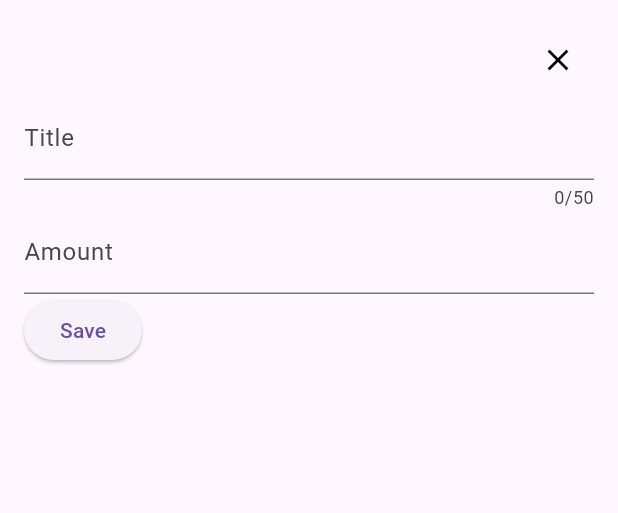
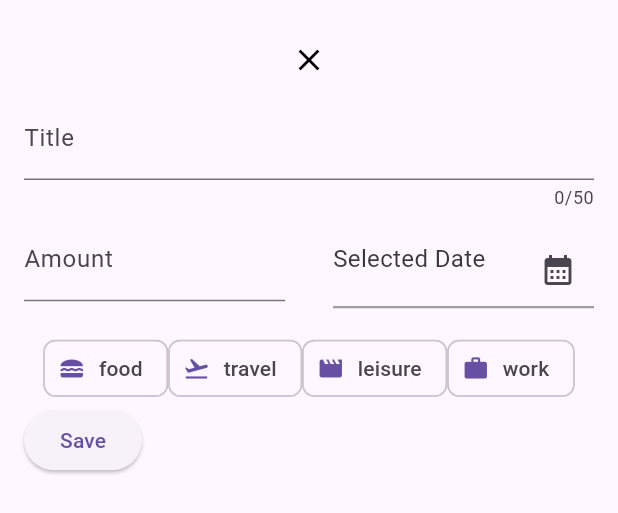
Before and after one commit to edoremo00/FlutterCourse, a Flutter app: the NewExpense widget shown alone on an empty page, opened directly, on a phone screen of 412 x 824 dp. Shown: the top 513 px of the screen. Run offline on Flutter 3.47's test engine with Material 3 defaults, Android fonts, the phone set to English and light mode, and no system bars.

Commit message:
added logic for datepicker, add expense bottom is now a floatingactionbutton

```diff
--- a/lib/expenses.dart
+++ b/lib/expenses.dart
@@ -43,12 +43,12 @@ class _ExpensesState extends State<Expenses> {
   Widget build(BuildContext context) {
     return Scaffold(
       appBar: AppBar(
-        actions: [
-          IconButton(
-            onPressed: _openAddExpenseOverlay,
-            icon: const Icon(Icons.add),
-          )
-        ],
+        // actions: [
+        //   IconButton(
+        //     onPressed: _openAddExpenseOverlay,
+        //     icon: const Icon(Icons.add),
+        //   )
+        // ],
         title: const Text("Expense Tracker"),
       ),
       body: Column(
@@ -58,6 +58,7 @@ class _ExpensesState extends State<Expenses> {
           ExpensesList(expenses: _registeredExpenses),
         ],
       ),
+      floatingActionButton: FloatingActionButton.extended(onPressed: _openAddExpenseOverlay, label: const Text("New Expense"),icon: Icon(Icons.add),),
     );
   }
 }
--- a/lib/models/expense.dart
+++ b/lib/models/expense.dart
@@ -6,10 +6,9 @@ import 'package:uuid/uuid.dart';
 
 
 const uuid=Uuid();
-// final DateFormat formatter=DateFormat("d/MM/y hh:mm");
 
-// final formatter= DateFormat.yMd('it_IT');
 final formatter=DateFormat("d/MM/y hh:mm","it_IT");
+final dateOnlyFormatter=DateFormat("d/MM/y","it_IT");
 
 
 class Expense{
--- a/lib/widgets/new_expense.dart
+++ b/lib/widgets/new_expense.dart
@@ -1,3 +1,5 @@
+import 'package:expensetracker/models/category.dart';
+import 'package:expensetracker/models/expense.dart';
 import 'package:flutter/material.dart';
 import 'package:intl/intl.dart';
 
@@ -12,16 +14,17 @@ class NewExpense extends StatefulWidget {
 class _NewExpenseState extends State<NewExpense> {
   final _titleController = TextEditingController();
   final _amountController = TextEditingController();
-  double previousPadding = 0.0;
 
-  // late String currencySymbol;
+  DateTime? _pickedDate;
   String currencySymbol="";
+
 
   @override
   void didChangeDependencies() {
     super.didChangeDependencies();
     retrieveCurrencySymbol();
   }
+
   @override
   void dispose() {
     _titleController.dispose();
@@ -29,19 +32,33 @@ class _NewExpenseState extends State<NewExpense> {
     super.dispose();
   }
 
-  void retrieveCurrencySymbol(){
-    final locale=View.of(context).platformDispatcher.locale.toLanguageTag();
-    final formatted=NumberFormat.simpleCurrency(locale: locale);
-    if(formatted.currencySymbol !=currencySymbol){
+  void retrieveCurrencySymbol() {
+    final locale = View.of(context).platformDispatcher.locale.toLanguageTag();
+    final formatted = NumberFormat.simpleCurrency(locale: locale);
+    if (formatted.currencySymbol != currencySymbol) {
       setState(() {
-         currencySymbol=formatted.currencySymbol;
+        currencySymbol = formatted.currencySymbol;
       });
     }
   }
 
+  void _openDatepicker() async{
+    final now=DateTime.now();
+    final firstdate=DateTime(now.year-1,now.month,now.day);
+    final pickedDate=await showDatePicker(
+      context: context,
+      firstDate: firstdate,
+      lastDate: now
+    );
+    _pickedDate=pickedDate;
+    setState(() {
+
+    });
+  }
+
+
   @override
   Widget build(BuildContext context) {
-
     //esempio closure inutile
     // setBottompadding();
     return AnimatedPadding(
@@ -54,7 +71,7 @@ class _NewExpenseState extends State<NewExpense> {
           right: 16),
       child: Column(
         mainAxisSize: MainAxisSize.min,
-        crossAxisAlignment: CrossAxisAlignment.end,
+        // crossAxisAlignment: CrossAxisAlignment.end,
         children: [
           IconButton(
             onPressed: () {
@@ -72,7 +89,10 @@ class _NewExpenseState extends State<NewExpense> {
               label: Text("Title"),
             ),
           ),
-          TextField(
+          Row(
+            children: [
+              Expanded(
+                child: TextField(
                   controller: _amountController,
                   keyboardType: const TextInputType.numberWithOptions(),
                   decoration: InputDecoration(
@@ -80,6 +100,52 @@ class _NewExpenseState extends State<NewExpense> {
                     prefixText: currencySymbol,
                   ),
                 ),
+              ),
+              const SizedBox(width: 32,),
+
+              Expanded(
+                child: Container(
+                  margin: const EdgeInsets.only(top: 16),
+                  decoration: const BoxDecoration(
+                    border: Border(
+                      bottom: BorderSide(color:Colors.grey, width: 1.5),
+                    ),
+                  ),
+                  child: Row(
+                    mainAxisAlignment: MainAxisAlignment.spaceBetween,
+                    crossAxisAlignment: CrossAxisAlignment.start,
+                    children: [
+                      //padding per muovere un filo più in giù testo ed allinearlo ad altro in altra textfield
+                        Padding(
+                        padding:const EdgeInsets.symmetric(vertical: 5),
+                        child: Text(
+                          _pickedDate!=null ? dateOnlyFormatter.format(_pickedDate!) : "Selected Date",
+                          style: const TextStyle(fontSize: 16,color: Color.fromARGB(255, 56, 56, 56),),
+                        ),
+                      ),
+                      IconButton(
+                        onPressed: _openDatepicker,
+                        icon: const Icon(Icons.calendar_month),
+                      )
+                    ],
+                  ),
+                ),
+              ),
+
+            ],
+          ),
+          const SizedBox(height: 16),
+          SingleChildScrollView(scrollDirection: Axis.horizontal,child: Row(
+            // mainAxisAlignment: MainAxisAlignment.spaceBetween,
+            children: [
+              ...categoryIcons.entries.map(
+                (entry) => Chip(
+                  avatar: Icon(entry.value),
+                  label: Text(entry.key.name),
+                ),
+              )
+            ],
+          ),),
           Row(
             children: [
               ElevatedButton(
@@ -104,5 +170,4 @@ class _NewExpenseState extends State<NewExpense> {
   //   previousPadding=shouldBottompaddingChange(previousPadding);
 
   // }
-
 }
```
Lines whose indentation alone changed are shown as unchanged.
